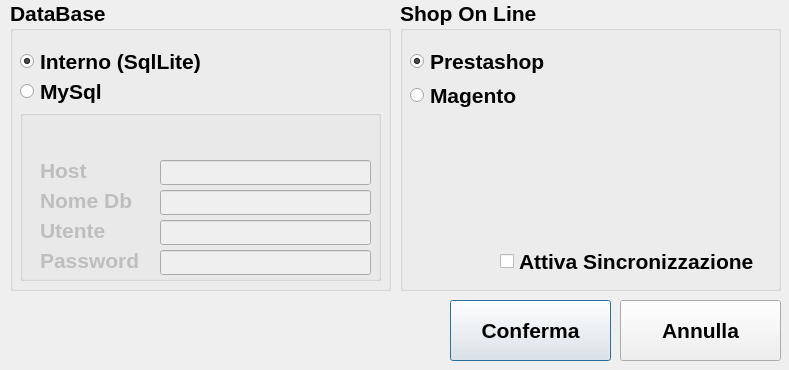
Before: the Qt Designer form formimpostazioni.ui in lemoeb/RegCashLinux, drawn with Qt 5.
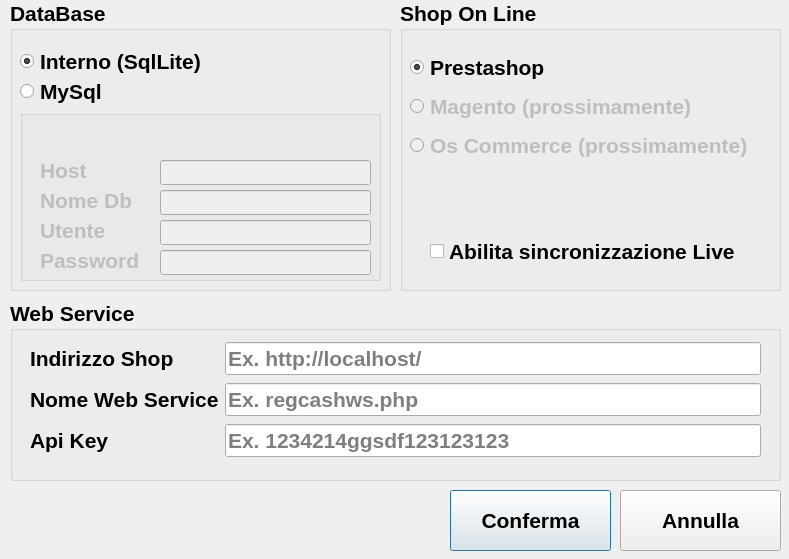
After: the same form once the commit is applied. Icons and pictures are not drawn.

Commit message: synchronization with online shop

What changed in the file:
```diff
--- a/formimpostazioni.ui
+++ b/formimpostazioni.ui
@@ -7,7 +7,7 @@
     <x>0</x>
     <y>0</y>
     <width>789</width>
-    <height>370</height>
+    <height>559</height>
    </rect>
   </property>
   <property name="font">
@@ -24,7 +24,7 @@
    <property name="geometry">
     <rect>
      <x>450</x>
-     <y>300</y>
+     <y>490</y>
      <width>161</width>
      <height>61</height>
     </rect>
@@ -47,7 +47,7 @@
    <property name="geometry">
     <rect>
      <x>620</x>
-     <y>300</y>
+     <y>490</y>
      <width>161</width>
      <height>61</height>
     </rect>
@@ -228,50 +228,139 @@
    <property name="title">
     <string>Shop On Line</string>
    </property>
-   <widget class="QRadioButton" name="radio_sqlite_2">
+   <widget class="QCheckBox" name="ckLiveSync">
+    <property name="geometry">
+     <rect>
+      <x>30</x>
+      <y>240</y>
+      <width>331</width>
+      <height>23</height>
+     </rect>
+    </property>
+    <property name="text">
+     <string>Abilita sincronizzazione Live</string>
+    </property>
+   </widget>
+   <widget class="QWidget" name="layoutWidget">
     <property name="geometry">
      <rect>
       <x>10</x>
       <y>50</y>
-      <width>191</width>
-      <height>23</height>
+      <width>374</width>
+      <height>116</height>
      </rect>
     </property>
-    <property name="text">
-     <string>Prestashop</string>
-    </property>
-    <property name="checked">
-     <bool>true</bool>
-    </property>
+    <layout class="QVBoxLayout" name="verticalLayout">
+     <item>
+      <widget class="QRadioButton" name="radio_shop_1">
+       <property name="text">
+        <string>Prestashop</string>
+       </property>
+       <property name="checked">
+        <bool>true</bool>
+       </property>
+      </widget>
+     </item>
+     <item>
+      <widget class="QRadioButton" name="radio_shop_2">
+       <property name="enabled">
+        <bool>false</bool>
+       </property>
+       <property name="text">
+        <string>Magento (prossimamente)</string>
+       </property>
+       <property name="checkable">
+        <bool>true</bool>
+       </property>
+       <property name="checked">
+        <bool>false</bool>
+       </property>
+      </widget>
+     </item>
+     <item>
+      <widget class="QRadioButton" name="radio_shop_3">
+       <property name="enabled">
+        <bool>false</bool>
+       </property>
+       <property name="text">
+        <string>Os Commerce (prossimamente)</string>
+       </property>
+       <property name="checked">
+        <bool>false</bool>
+       </property>
+      </widget>
+     </item>
+    </layout>
    </widget>
-   <widget class="QCheckBox" name="checkBox">
+  </widget>
+  <widget class="QGroupBox" name="grpWebService">
+   <property name="geometry">
+    <rect>
+     <x>10</x>
+     <y>300</y>
+     <width>771</width>
+     <height>181</height>
+    </rect>
+   </property>
+   <property name="title">
+    <string>Web Service</string>
+   </property>
+   <widget class="QWidget" name="layoutWidget">
     <property name="geometry">
      <rect>
-      <x>100</x>
-      <y>250</y>
-      <width>271</width>
-      <height>23</height>
+      <x>20</x>
+      <y>40</y>
+      <width>731</width>
+      <height>122</height>
      </rect>
     </property>
-    <property name="text">
-     <string>Attiva Sincronizzazione</string>
-    </property>
-   </widget>
-   <widget class="QRadioButton" name="radio_sqlite_3">
-    <property name="geometry">
-     <rect>
-      <x>10</x>
-      <y>80</y>
-      <width>191</width>
-      <height>31</height>
-     </rect>
-    </property>
-    <property name="text">
-     <string>Magento</string>
-    </property>
-    <property name="checked">
-     <bool>false</bool>
-    </property>
+    <layout class="QGridLayout" name="gridLayout">
+     <item row="1" column="1">
+      <widget class="QLineEdit" name="wsName">
+       <property name="placeholderText">
+        <string>Ex. regcashws.php</string>
+       </property>
+      </widget>
+     </item>
+     <item row="0" column="1">
+      <widget class="QLineEdit" name="shopAddress">
+       <property name="text">
+        <string/>
+       </property>
+       <property name="placeholderText">
+        <string>Ex. http://localhost/</string>
+       </property>
+      </widget>
+     </item>
+     <item row="0" column="0">
+      <widget class="QLabel" name="label_5">
+       <property name="text">
+        <string>Indirizzo Shop</string>
+       </property>
+      </widget>
+     </item>
+     <item row="1" column="0">
+      <widget class="QLabel" name="label_7">
+       <property name="text">
+        <string>Nome Web Service</string>
+       </property>
+      </widget>
+     </item>
+     <item row="2" column="1">
+      <widget class="QLineEdit" name="apiKey">
+       <property name="placeholderText">
+        <string>Ex. 1234214ggsdf123123123</string>
+       </property>
+      </widget>
+     </item>
+     <item row="2" column="0">
+      <widget class="QLabel" name="label_8">
+       <property name="text">
+        <string>Api Key</string>
+       </property>
+      </widget>
+     </item>
+    </layout>
    </widget>
   </widget>
  </widget>
```
Left out of the diff: 3 changed lines with no effect on the pictures. The commit also changes 7 other files.
